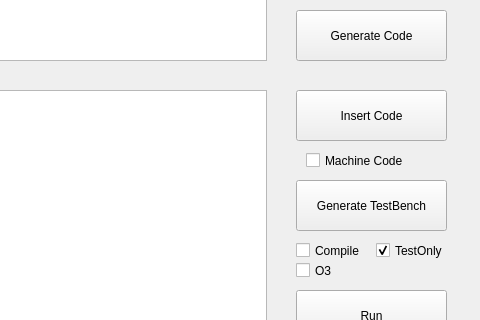
The window that Main.ui (OscarLGH/ppc_isa3.1_helper) describes before a commit, drawn with Qt 5; both pictures show x 544 to 1024 and y 340 to 660 of the 1024 by 768 pixel window.
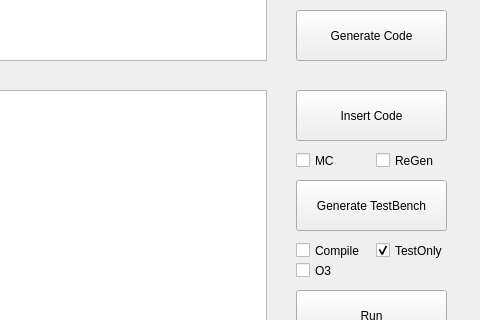
The same window after the commit.

Commit message: add button to regenerate/keep test bench. run o3 alongside with atomic.

```diff
--- a/Main.ui
+++ b/Main.ui
@@ -804,14 +804,14 @@
   <widget class="QCheckBox" name="MachineCode">
    <property name="geometry">
     <rect>
-     <x>850</x>
+     <x>840</x>
      <y>490</y>
-     <width>121</width>
+     <width>61</width>
      <height>21</height>
     </rect>
    </property>
    <property name="text">
-    <string>Machine Code</string>
+    <string>MC</string>
    </property>
   </widget>
   <widget class="QPushButton" name="pushButton_InsertCode">
@@ -901,6 +901,19 @@
     <bool>false</bool>
    </property>
   </widget>
+  <widget class="QCheckBox" name="ReGen">
+   <property name="geometry">
+    <rect>
+     <x>920</x>
+     <y>490</y>
+     <width>71</width>
+     <height>21</height>
+    </rect>
+   </property>
+   <property name="text">
+    <string>ReGen</string>
+   </property>
+  </widget>
  </widget>
  <tabstops>
   <tabstop>comboBox_Format</tabstop>
```
The commit also changes 4 other files.
